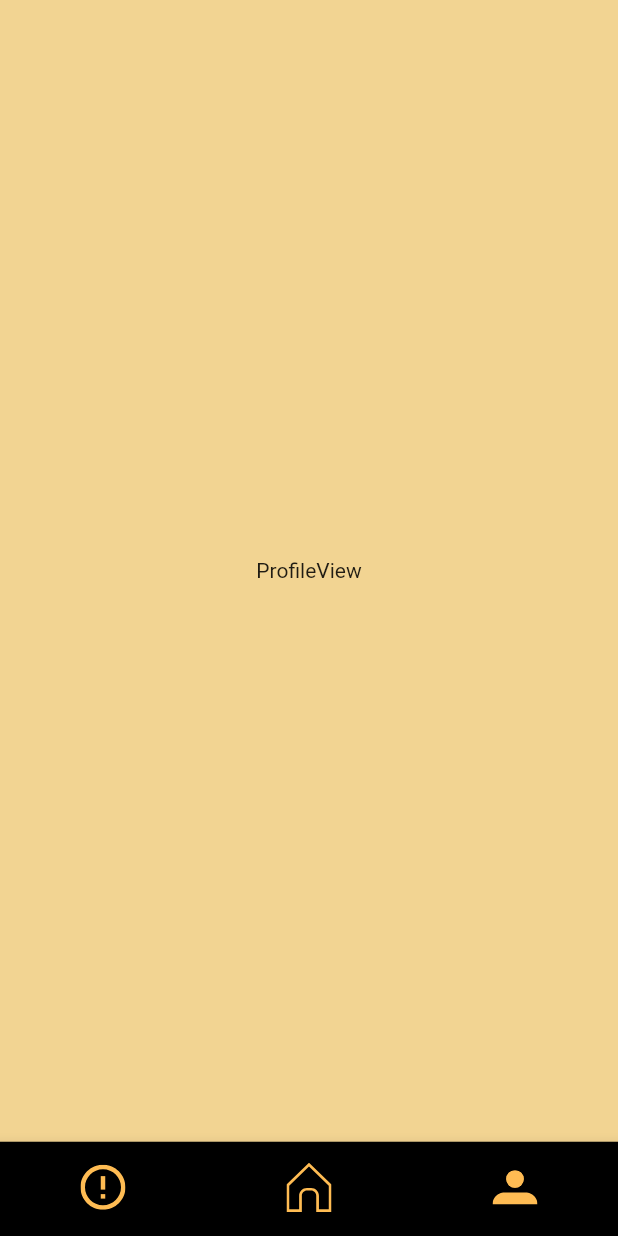
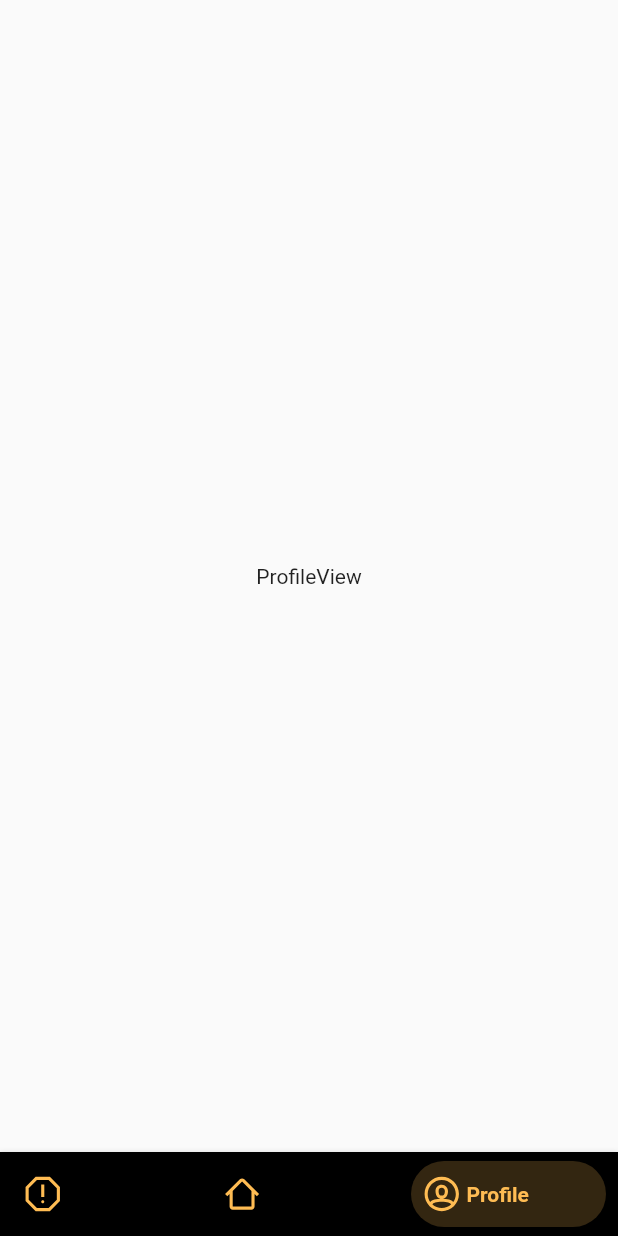
Before and after one commit to We-Equals-Awesome/Corporators_Frontend, a Flutter app: the screen it shows after launch, item 3 of the bottom bar chosen, on a phone screen of 412 x 824 dp. Run offline on Flutter 3.47's test engine with Material 2 defaults, Android fonts, the phone set to English and light mode, and no system bars; drawn by our look-alikes of bottom_navy_bar; our stand-ins replace flutter_svg, google_fonts, share.

Commit message:
second commit

```diff
--- a/lib/UI/bottomNav.dart
+++ b/lib/UI/bottomNav.dart
@@ -4,6 +4,7 @@ import 'package:newsfeed_screen/UI/HomeFeed.dart';
 import 'package:newsfeed_screen/UI/NotificationView.dart';
 import 'package:newsfeed_screen/UI/ProfileView.dart';
 import 'package:newsfeed_screen/Utils/constant.dart';
+import 'package:bottom_navy_bar/bottom_navy_bar.dart';
 
 class BottomNav extends StatefulWidget {
   @override
@@ -11,16 +12,23 @@ class BottomNav extends StatefulWidget {
 }
 
 class _BottomNavState extends State<BottomNav> {
-  int _selectedIndex = 1;
+  int _currentIndex = 1;
+  PageController _pageController;
 
-  void _onItemTapped(int index) {
-    setState(() {
-      _selectedIndex = index;
-    });
+  @override
+  void initState() {
+    super.initState();
+    _pageController = PageController();
   }
 
-  static List<Widget> _bottomNavView = [
+  @override
+  void dispose() {
+    _pageController.dispose();
+    super.dispose();
+  }
+
     // calling profiles
+    static List<Widget> _bottomNavView = [
     NotificationView(),
     HomeFeed(),
     ProfileView(),
@@ -29,63 +37,43 @@ class _BottomNavState extends State<BottomNav> {
   @override
   Widget build(BuildContext context) {
     return Scaffold(
-      backgroundColor: appBackbround,
-      body: SafeArea(
-        child: _bottomNavView.elementAt(_selectedIndex),
+
+        body: SafeArea(
+        child: _bottomNavView.elementAt(_currentIndex),
       ),
-      bottomNavigationBar: BottomNavigationBar(
+      bottomNavigationBar: BottomNavyBar(
         backgroundColor: blk,
-        currentIndex: _selectedIndex,
-        showSelectedLabels: false,
-        showUnselectedLabels: false,
-        type: BottomNavigationBarType.fixed,
-        onTap: _onItemTapped,
-        items: _navBarList,
+        selectedIndex: _currentIndex,
+        onItemSelected: (index) {
+          setState(() => _currentIndex = index
+          );
+          _pageController.animateToPage(index,
+              duration: Duration(milliseconds: 1000),
+          curve: Curves.ease);
+        },
+
+
+        items: <BottomNavyBarItem>[
+          BottomNavyBarItem(
+              title: Text('Notification'),
+              icon: SvgPicture.asset('assets/alert-octagon.svg',width: 25,color: bottomNavIcon, ),
+              activeColor: bottomNavIcon,
+              inactiveColor: newsBackground,
+          ),
+          BottomNavyBarItem(
+              title: Text('Home feed'),
+              icon: SvgPicture.asset('assets/home.svg',width: 25,color: bottomNavIcon, ),
+              activeColor: bottomNavIcon,
+              inactiveColor: newsBackground,
+          ),
+          BottomNavyBarItem(
+              title: Text('Profile'),
+              icon: SvgPicture.asset('assets/user.svg',width: 25,color: bottomNavIcon, ),
+              activeColor: bottomNavIcon,
+              inactiveColor: newsBackground,
+          ),
+        ],
       ),
     );
   }
 }
-
-List<BottomNavigationBarItem> _navBarList = [
-  BottomNavigationBarItem(
-    icon: SvgPicture.asset(
-      'assets/alert.svg',
-      width: 30,
-      color: bottomNavIcon,
-
-    ),
-
-    activeIcon: SvgPicture.asset(
-      'assets/alert_1.svg',
-      width: 30,
-      color: bottomNavIcon,
-    ),
-    label: "Search",
-  ),
- new BottomNavigationBarItem(
-    icon: new SvgPicture.asset('assets/home.svg',
-      width: 30,
-      color: bottomNavIcon,
-    ),
-    activeIcon: SvgPicture.asset(
-      'assets/home_2.svg',
-      width: 30,
-      color: bottomNavIcon,
-    ),
-    label: "Home",
-  ),
-
-  BottomNavigationBarItem(
-    icon: SvgPicture.asset(
-      'assets/account.svg',
-      width: 30,
-      color: bottomNavIcon,
-    ),
-    activeIcon: SvgPicture.asset(
-      'assets/account_2.svg',
-      width: 30,
-      color: bottomNavIcon,
-    ),
-    label: "Account",
-  ),
-];
--- a/lib/main.dart
+++ b/lib/main.dart
@@ -1,6 +1,7 @@
 
 
 import 'package:flutter/material.dart';
+//import 'package:bottom_navy_bar/bottom_navy_bar.dart';
 import 'package:newsfeed_screen/UI/bottomNav.dart';
 //import 'package:/bottomNav.dart';
 
--- a/pubspec.yaml
+++ b/pubspec.yaml
@@ -37,8 +37,11 @@ dev_dependencies:
     sdk: flutter
 
   cupertino_icons: ^1.0.2
+  bottom_navy_bar: ^6.0.0
   google_fonts: ^1.1.0
   flutter_svg: ^0.19.0
+  share: ^2.0.1
+
 # For information on the generic Dart part of this file, see the
 # following page: https://dart.dev/tools/pub/pubspec
 
```
Also changed, not shown: lib/UI/HomeFeed.dart (+7 -2 lines), lib/UI/readFeeds.dart (+96 -15 lines), assets/account.svg (deleted), assets/account_2.svg (deleted), assets/alert-octagon.svg (added), assets/alert.svg (deleted), assets/alert_1.svg (deleted), assets/bad_road.jpg (deleted), assets/home.svg, assets/home_2.svg (deleted), assets/send.svg (added), assets/user.svg (added), pubspec.lock.
